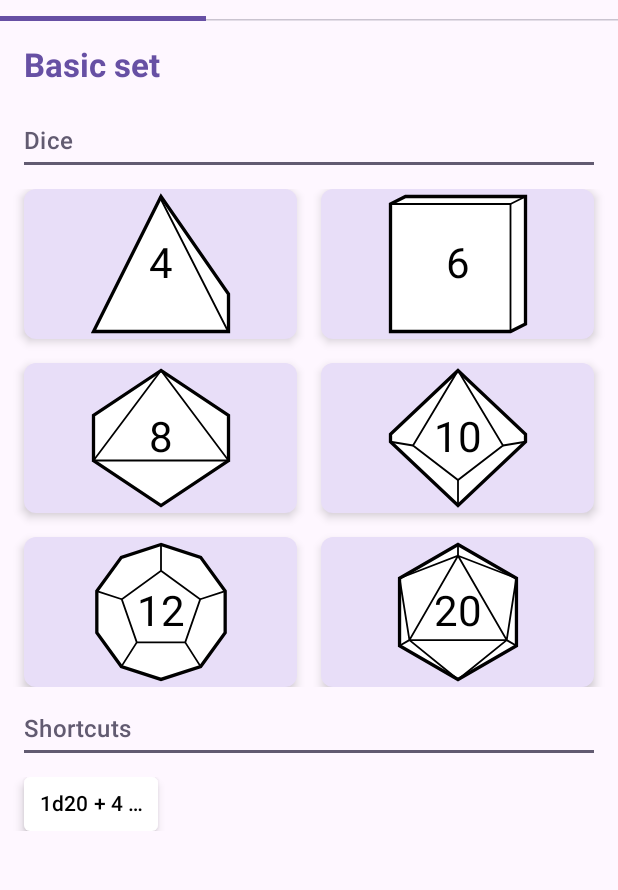
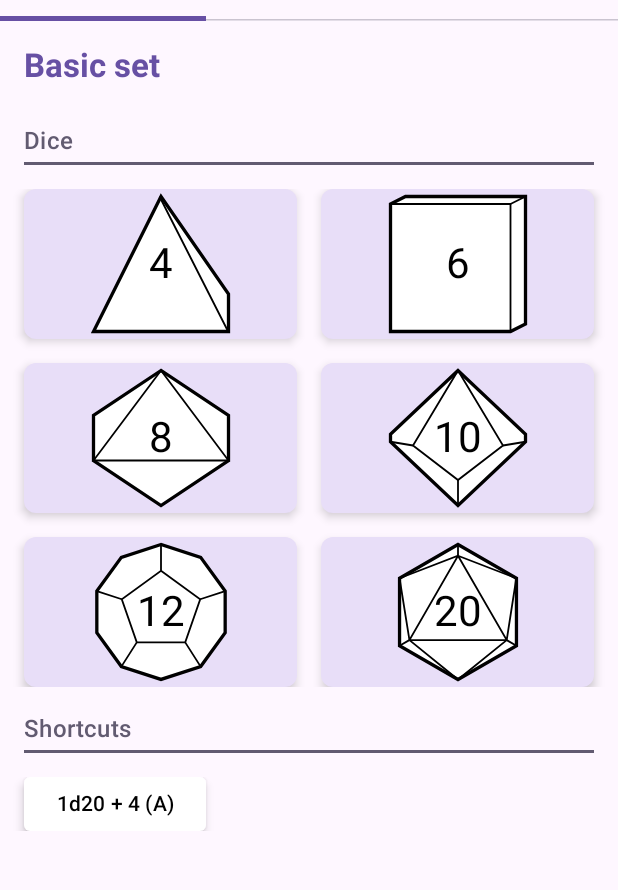
Before and after one commit to krystian-rymon-lipinski/dice-pouch, an Android app built with Jetpack Compose: the screen it shows after launch (MainActivity), on a phone screen of 412 x 824 dp, the part 51-941 px from its top. Run offline under Robolectric (Android 15) with nearby library versions, the phone set to English and light mode, and no system bars; our stand-ins replace Dagger/Hilt's generated code, Room's generated code, Timber.

Commit message:
Improve shortcuts UI
Use staggered grid and make a single shortcuts's width fixed.

```diff
--- a/app/src/main/java/com/krystianrymonlipinski/dicepouch/ui/screens/TableScreen.kt
+++ b/app/src/main/java/com/krystianrymonlipinski/dicepouch/ui/screens/TableScreen.kt
@@ -6,10 +6,13 @@ import androidx.compose.foundation.layout.Box
 import androidx.compose.foundation.layout.Column
 import androidx.compose.foundation.layout.Spacer
 import androidx.compose.foundation.layout.fillMaxSize
+import androidx.compose.foundation.layout.fillMaxWidth
 import androidx.compose.foundation.layout.height
 import androidx.compose.foundation.layout.padding
 import androidx.compose.foundation.lazy.grid.GridCells
 import androidx.compose.foundation.lazy.grid.LazyVerticalGrid
+import androidx.compose.foundation.lazy.staggeredgrid.LazyVerticalStaggeredGrid
+import androidx.compose.foundation.lazy.staggeredgrid.StaggeredGridCells
 import androidx.compose.material3.CardDefaults
 import androidx.compose.material3.ElevatedCard
 import androidx.compose.material3.MaterialTheme
@@ -25,7 +28,6 @@ import androidx.compose.ui.Alignment
 import androidx.compose.ui.Modifier
 import androidx.compose.ui.res.stringResource
 import androidx.compose.ui.text.style.TextAlign
-import androidx.compose.ui.text.style.TextOverflow
 import androidx.compose.ui.tooling.preview.Preview
 import androidx.compose.ui.unit.dp
 import androidx.hilt.navigation.compose.hiltViewModel
@@ -198,9 +200,9 @@ fun ShortcutsGrid(
     shortcutsSet: List<RollShortcut>,
     onShortcutClicked: (RollShortcut) -> Unit
 ) {
-    LazyVerticalGrid( //TODO: improve container to make as wide as text
-        columns = GridCells.Adaptive(80.dp),
-        verticalArrangement = Arrangement.spacedBy(8.dp),
+    LazyVerticalStaggeredGrid(
+        columns = StaggeredGridCells.Fixed(3),
+        verticalItemSpacing = 8.dp,
         horizontalArrangement = Arrangement.spacedBy(8.dp)
     ) {
         items(shortcutsSet.size) { index ->
@@ -222,11 +224,9 @@ fun ShortcutCard(
     ) {
         Text(
             text = shortcut.name,
-            modifier = Modifier.padding(8.dp),
+            modifier = Modifier.padding(8.dp).fillMaxWidth(),
             color = shortcut.setting.die.numberColor,
             textAlign = TextAlign.Center,
-            maxLines = 1,
-            overflow = TextOverflow.Ellipsis,
             style = MaterialTheme.typography.titleSmall
         )
     }
```
Also changed, not shown: app/src/main/java/com/krystianrymonlipinski/dicepouch/ui/screens/DiceSetEditScreen.kt (+7 -8 lines).
